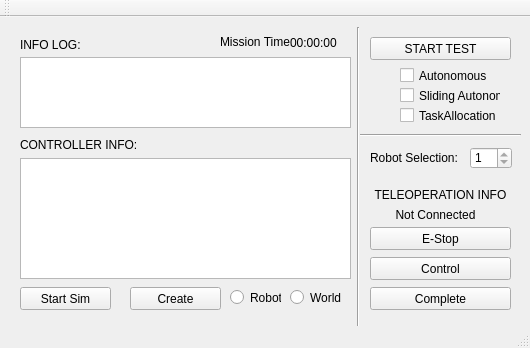
First picture: the form in CS490HUB/mainwindow.ui, repository JLongazo/CS-490, before the edit.
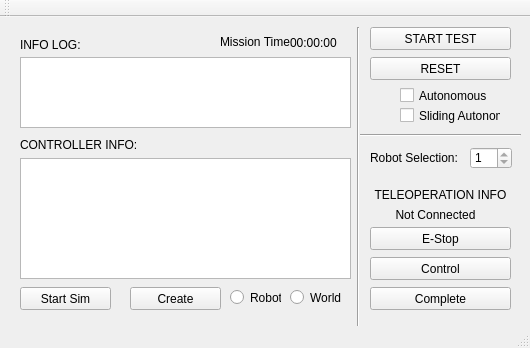
Second picture: the form after the edit.

The edit to the form file:
```diff
--- a/CS490HUB/mainwindow.ui
+++ b/CS490HUB/mainwindow.ui
@@ -41,7 +41,7 @@
     <property name="geometry">
      <rect>
       <x>370</x>
-      <y>20</y>
+      <y>10</y>
       <width>141</width>
       <height>23</height>
      </rect>
@@ -275,7 +275,7 @@
     <property name="geometry">
      <rect>
       <x>400</x>
-      <y>50</y>
+      <y>70</y>
       <width>91</width>
       <height>17</height>
      </rect>
@@ -288,26 +288,26 @@
     <property name="geometry">
      <rect>
       <x>400</x>
-      <y>70</y>
-      <width>101</width>
-      <height>17</height>
-     </rect>
-    </property>
-    <property name="text">
-     <string>Sliding Autonomy</string>
-    </property>
-   </widget>
-   <widget class="QCheckBox" name="taToggle">
-    <property name="geometry">
-     <rect>
-      <x>400</x>
       <y>90</y>
       <width>101</width>
       <height>17</height>
      </rect>
     </property>
     <property name="text">
-     <string>TaskAllocation</string>
+     <string>Sliding Autonomy</string>
+    </property>
+   </widget>
+   <widget class="QPushButton" name="reset">
+    <property name="geometry">
+     <rect>
+      <x>370</x>
+      <y>40</y>
+      <width>141</width>
+      <height>23</height>
+     </rect>
+    </property>
+    <property name="text">
+     <string>RESET</string>
     </property>
    </widget>
   </widget>
```
